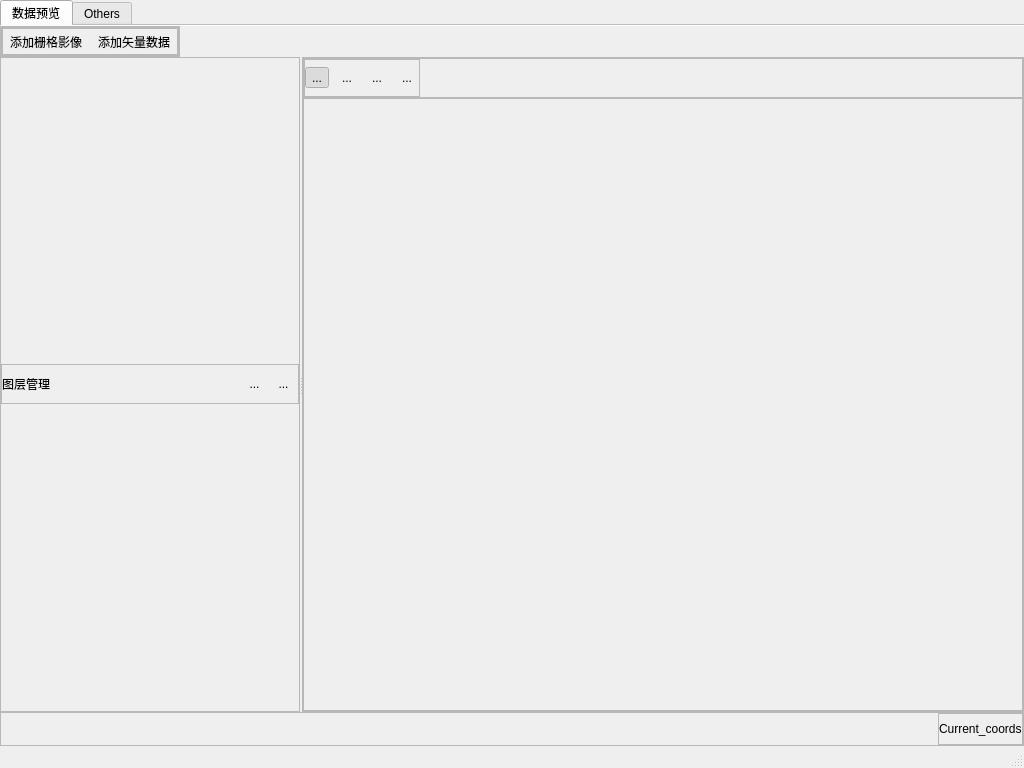
MasaHiroSaber/PyQGIS_Development, file ui/DevUI.ui: the form before one commit.
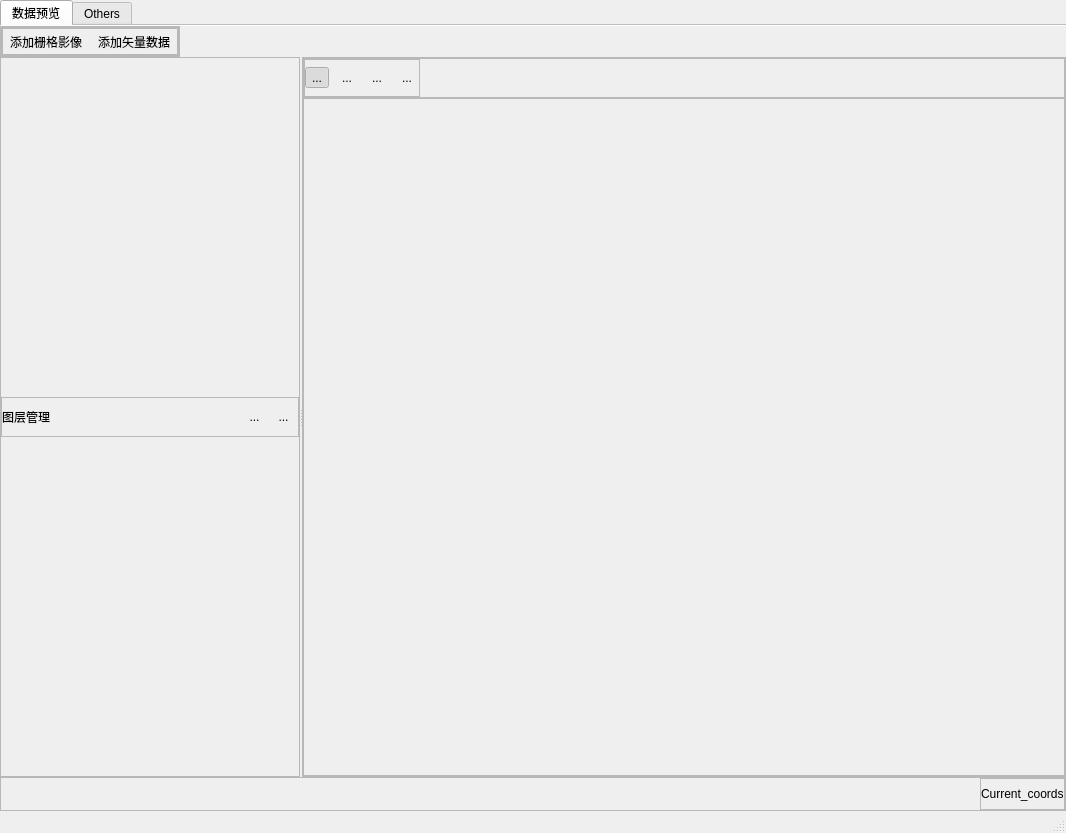
The form after the commit. Icons and pictures are not drawn.

What changed in the file:
```diff
--- a/ui/DevUI.ui
+++ b/ui/DevUI.ui
@@ -6,8 +6,8 @@
    <rect>
     <x>0</x>
     <y>0</y>
-    <width>1024</width>
-    <height>768</height>
+    <width>1066</width>
+    <height>833</height>
    </rect>
   </property>
   <property name="minimumSize">
```
